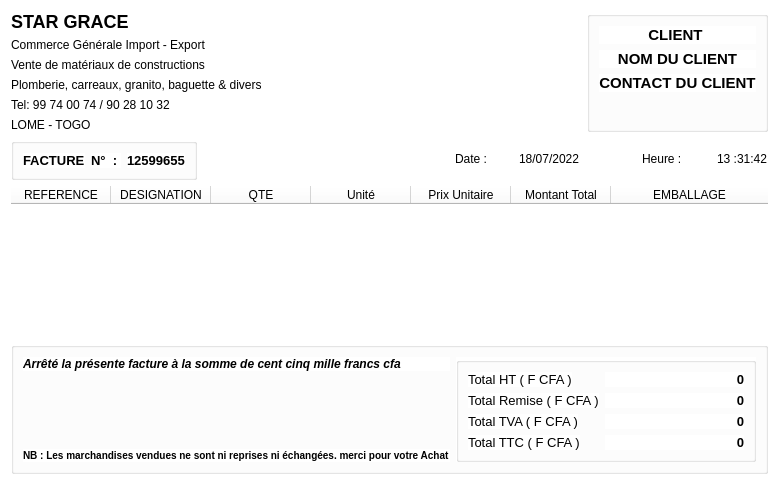
Before: the Qt Designer form facture.ui in faugan2/star-grace, drawn with Qt 5.
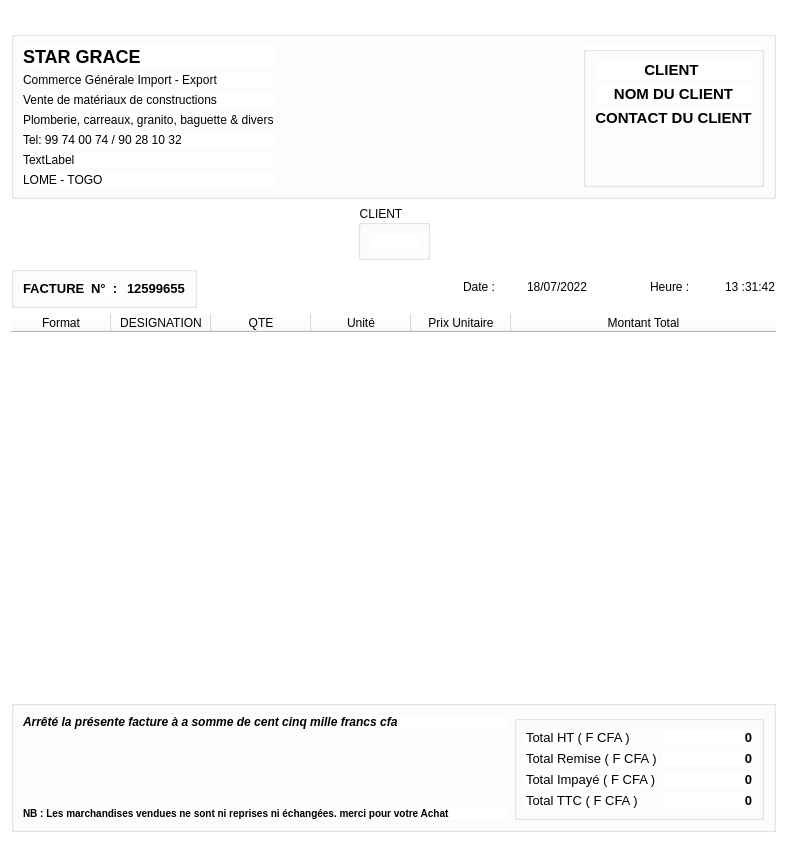
After: the same form once the commit is applied.

What changed in the file:
```diff
--- a/facture.ui
+++ b/facture.ui
@@ -6,8 +6,8 @@
    <rect>
     <x>0</x>
     <y>0</y>
-    <width>741</width>
-    <height>356</height>
+    <width>787</width>
+    <height>815</height>
    </rect>
   </property>
   <property name="minimumSize">
@@ -24,6 +24,14 @@
   </property>
   <layout class="QVBoxLayout" name="verticalLayout_6">
    <item>
+    <widget class="QLabel" name="banner">
+     <property name="text">
+      <string/>
+     </property>
+    </widget>
+   </item>
+   <item>
+    <widget class="QGroupBox" name="text_header">
     <layout class="QHBoxLayout" name="horizontalLayout">
      <item>
       <layout class="QVBoxLayout" name="verticalLayout">
@@ -78,6 +86,13 @@
          </property>
         </widget>
        </item>
+        <item>
+         <widget class="QLabel" name="label_pv">
+          <property name="text">
+           <string>TextLabel</string>
+          </property>
+         </widget>
+        </item>
        <item>
         <widget class="QLabel" name="label_header_6">
          <property name="text">
@@ -105,6 +120,9 @@
        <property name="title">
         <string/>
        </property>
+        <property name="flat">
+         <bool>false</bool>
+        </property>
        <layout class="QVBoxLayout" name="verticalLayout_2">
         <item>
          <widget class="QLabel" name="label_header_7">
@@ -165,6 +183,53 @@
       </widget>
      </item>
     </layout>
+    </widget>
+   </item>
+   <item>
+    <layout class="QHBoxLayout" name="horizontalLayout_5">
+     <item>
+      <spacer name="horizontalSpacer">
+       <property name="orientation">
+        <enum>Qt::Horizontal</enum>
+       </property>
+       <property name="sizeHint" stdset="0">
+        <size>
+         <width>40</width>
+         <height>20</height>
+        </size>
+       </property>
+      </spacer>
+     </item>
+     <item>
+      <widget class="QGroupBox" name="groupe_client2">
+       <property name="title">
+        <string>CLIENT</string>
+       </property>
+       <layout class="QVBoxLayout" name="verticalLayout_3">
+        <item>
+         <widget class="QLabel" name="client_2">
+          <property name="text">
+           <string/>
+          </property>
+         </widget>
+        </item>
+       </layout>
+      </widget>
+     </item>
+     <item>
+      <spacer name="horizontalSpacer_4">
+       <property name="orientation">
+        <enum>Qt::Horizontal</enum>
+       </property>
+       <property name="sizeHint" stdset="0">
+        <size>
+         <width>40</width>
+         <height>20</height>
+        </size>
+       </property>
+      </spacer>
+     </item>
+    </layout>
    </item>
    <item>
     <layout class="QHBoxLayout" name="horizontalLayout_3">
@@ -297,7 +362,13 @@
      <property name="minimumSize">
       <size>
        <width>0</width>
-       <height>150</height>
+       <height>380</height>
+      </size>
+     </property>
+     <property name="maximumSize">
+      <size>
+       <width>16777215</width>
+       <height>16777215</height>
       </size>
      </property>
      <property name="frameShape">
@@ -320,7 +391,7 @@
      </attribute>
      <column>
       <property name="text">
-       <string>REFERENCE</string>
+       <string>Format</string>
       </property>
      </column>
      <column>
@@ -348,13 +419,21 @@
        <string>Montant Total</string>
       </property>
      </column>
-     <column>
-      <property name="text">
-       <string>EMBALLAGE</string>
-      </property>
-     </column>
     </widget>
    </item>
+   <item>
+    <spacer name="verticalSpacer_4">
+     <property name="orientation">
+      <enum>Qt::Vertical</enum>
+     </property>
+     <property name="sizeHint" stdset="0">
+      <size>
+       <width>20</width>
+       <height>18</height>
+      </size>
+     </property>
+    </spacer>
+   </item>
    <item>
     <widget class="QGroupBox" name="groupBox_4">
      <property name="title">
@@ -373,7 +452,10 @@
 font-style:italic;</string>
             </property>
             <property name="text">
-             <string>Arrêté la présente facture à la somme de cent cinq mille francs cfa</string>
+             <string>Arrêté la présente facture à a somme de cent cinq mille francs cfa</string>
+            </property>
+            <property name="wordWrap">
+             <bool>true</bool>
             </property>
            </widget>
           </item>
@@ -399,6 +481,9 @@
             <property name="text">
              <string>NB : Les marchandises vendues ne sont ni reprises ni échangées. merci pour votre Achat</string>
             </property>
+            <property name="wordWrap">
+             <bool>true</bool>
+            </property>
            </widget>
           </item>
          </layout>
@@ -407,13 +492,13 @@
          <widget class="QGroupBox" name="formGroupBox">
           <property name="minimumSize">
            <size>
-            <width>300</width>
+            <width>250</width>
             <height>0</height>
            </size>
           </property>
           <property name="maximumSize">
            <size>
-            <width>300</width>
+            <width>250</width>
             <height>16777215</height>
            </size>
           </property>
@@ -481,7 +566,7 @@
 </string>
              </property>
              <property name="text">
-              <string>Total TVA ( F CFA )</string>
+              <string>Total Impayé ( F CFA )</string>
              </property>
             </widget>
            </item>
@@ -532,19 +617,6 @@
      </layout>
     </widget>
    </item>
-   <item>
-    <spacer name="verticalSpacer">
-     <property name="orientation">
-      <enum>Qt::Vertical</enum>
-     </property>
-     <property name="sizeHint" stdset="0">
-      <size>
-       <width>20</width>
-       <height>29</height>
-      </size>
-     </property>
-    </spacer>
-   </item>
   </layout>
  </widget>
  <resources/>
```
Left out of the diff: 4 changed lines with no effect on the pictures. Lines whose indentation alone changed are shown as unchanged.
